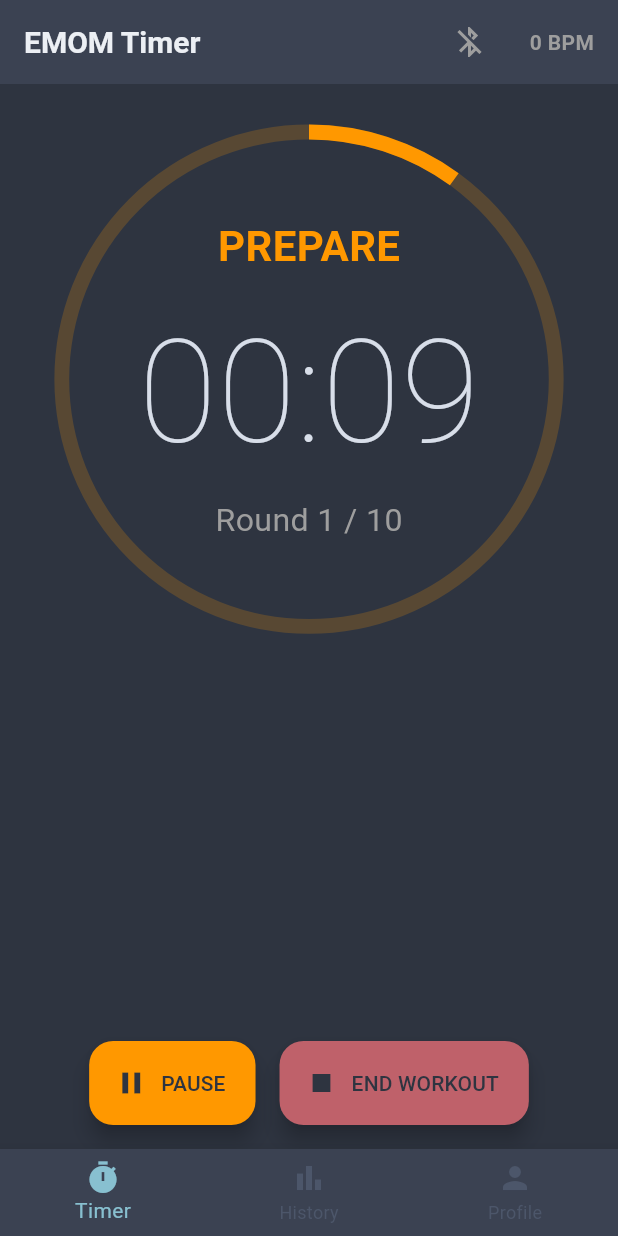
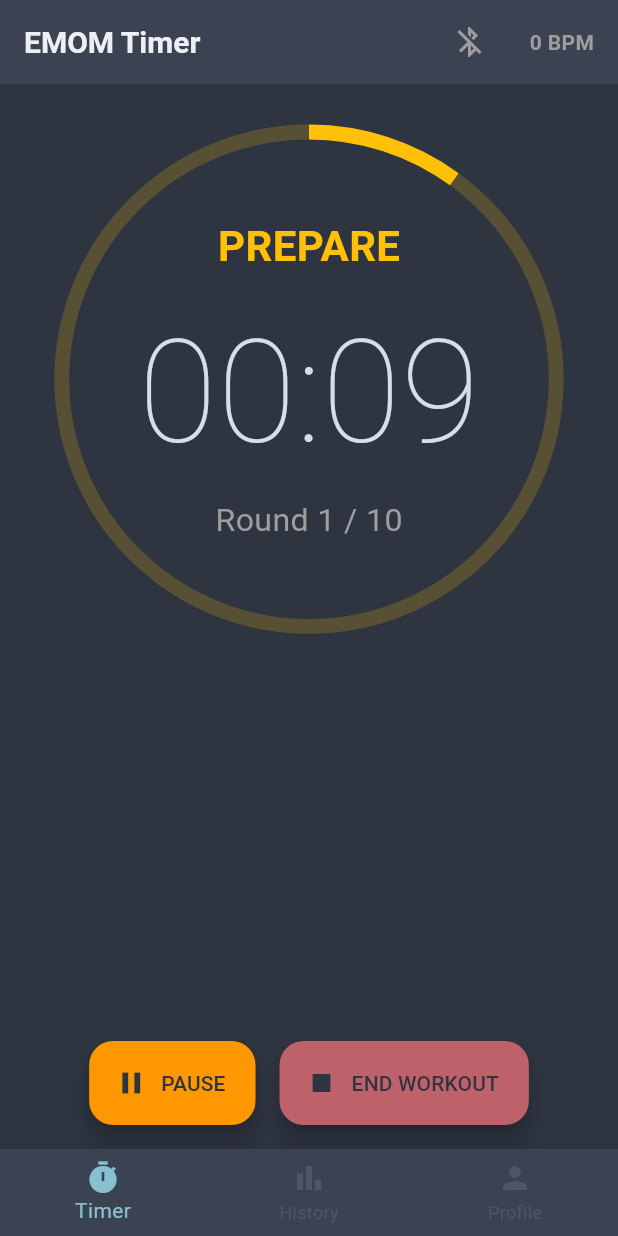
Before and after one commit to rohitraghuwanshi10/emom-timer-flutter, a Flutter app: the screen it shows after launch, after a tap on "Auto Regulate Rest", on a phone screen of 412 x 824 dp. Run offline on Flutter 3.47's test engine with Material 3 defaults, Android fonts, the phone set to English and light mode, and no system bars; our stand-ins replace audioplayers, fl_chart, flutter_blue_plus, sqflite, sqflite_common_ffi; accounts and stored records are empty.

Commit message:
style: update PREP state color to amber in timer screen

```diff
--- a/lib/screens/timer_screen.dart
+++ b/lib/screens/timer_screen.dart
@@ -371,7 +371,7 @@ class _TimerScreenState extends State<TimerScreen> with SingleTickerProviderStat
         stateText = 'READY';
         break;
       case WorkoutState.PREP:
-        stateColor = Colors.orange;
+        stateColor = Colors.amber;
         stateText = 'PREPARE';
         break;
       case WorkoutState.WORK:
```
